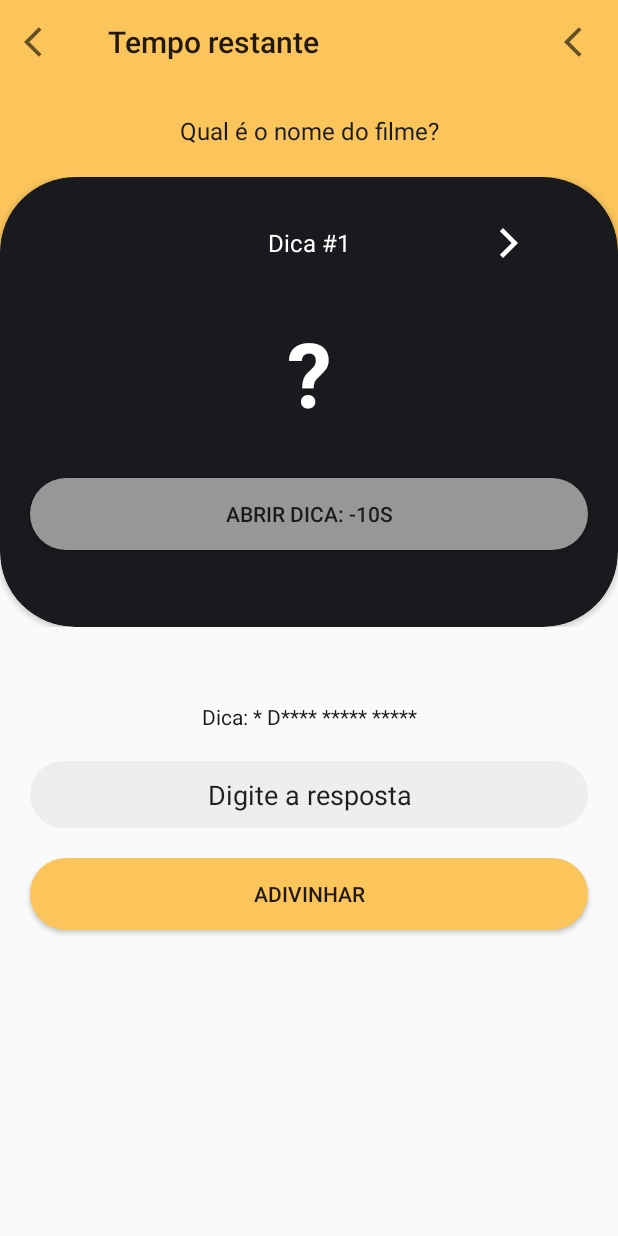
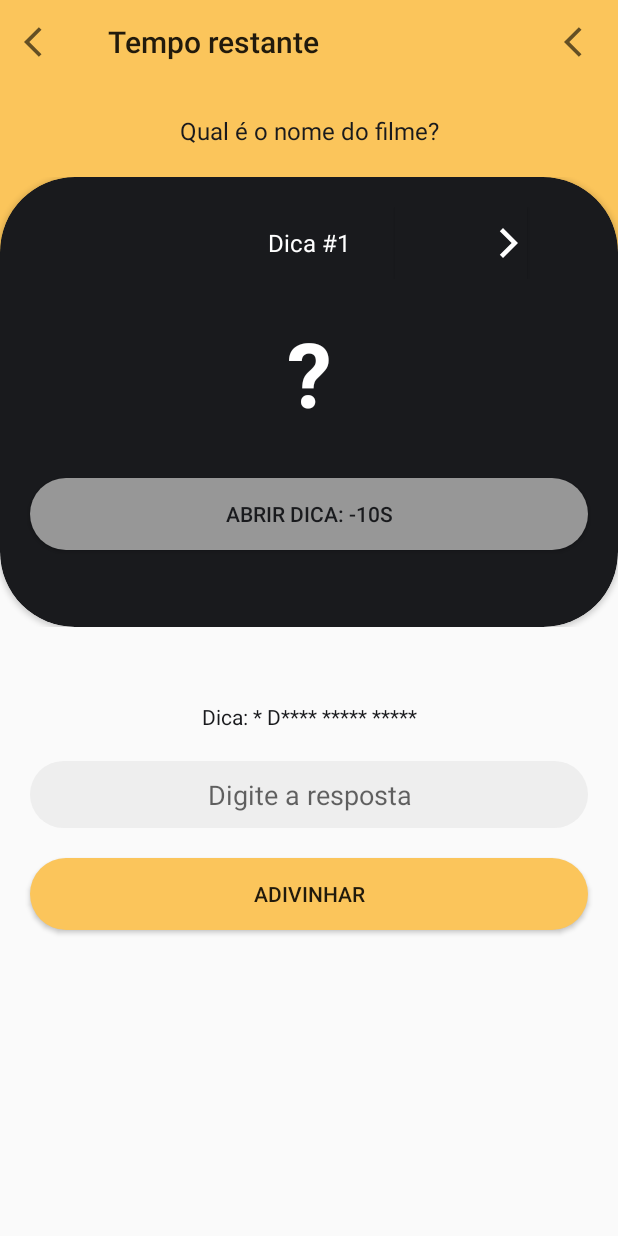
Before and after one commit to luizyamaoka/qmovie, an Android app: the screen it shows after launch (MainActivity), on a phone screen of 412 x 824 dp. Run offline under Robolectric (Android 15) with nearby library versions, the phone set to English and light mode, and no system bars.

Commit message:
corrige o edit text para usar o hint ao inves de text

```diff
--- a/app/src/main/res/layout/fragment_jogo.xml
+++ b/app/src/main/res/layout/fragment_jogo.xml
@@ -52,7 +52,7 @@
         android:layout_margin="20dp"
         android:padding="10dp"
         android:background="@drawable/background_input_cinza"
-        android:text="@string/digite_a_resposta"
+        android:hint="@string/digite_a_resposta"
         android:textAlignment="center"
         android:gravity="center_horizontal" />
 
```
